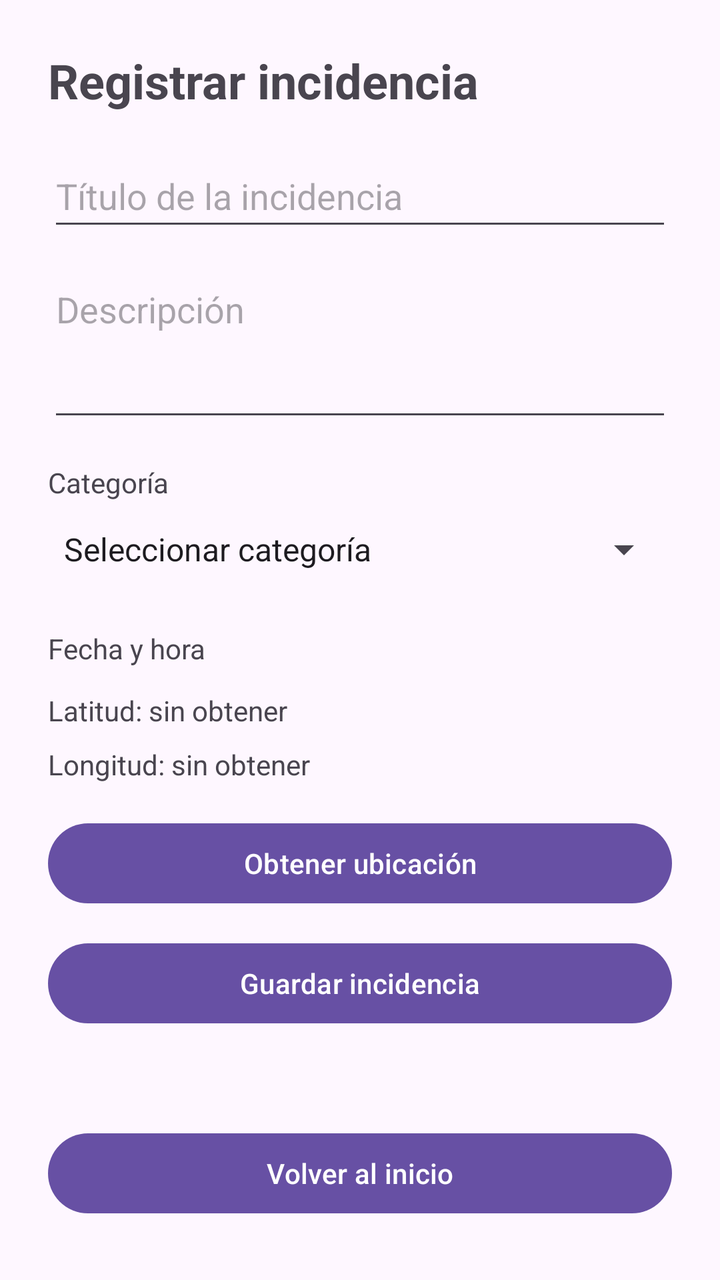
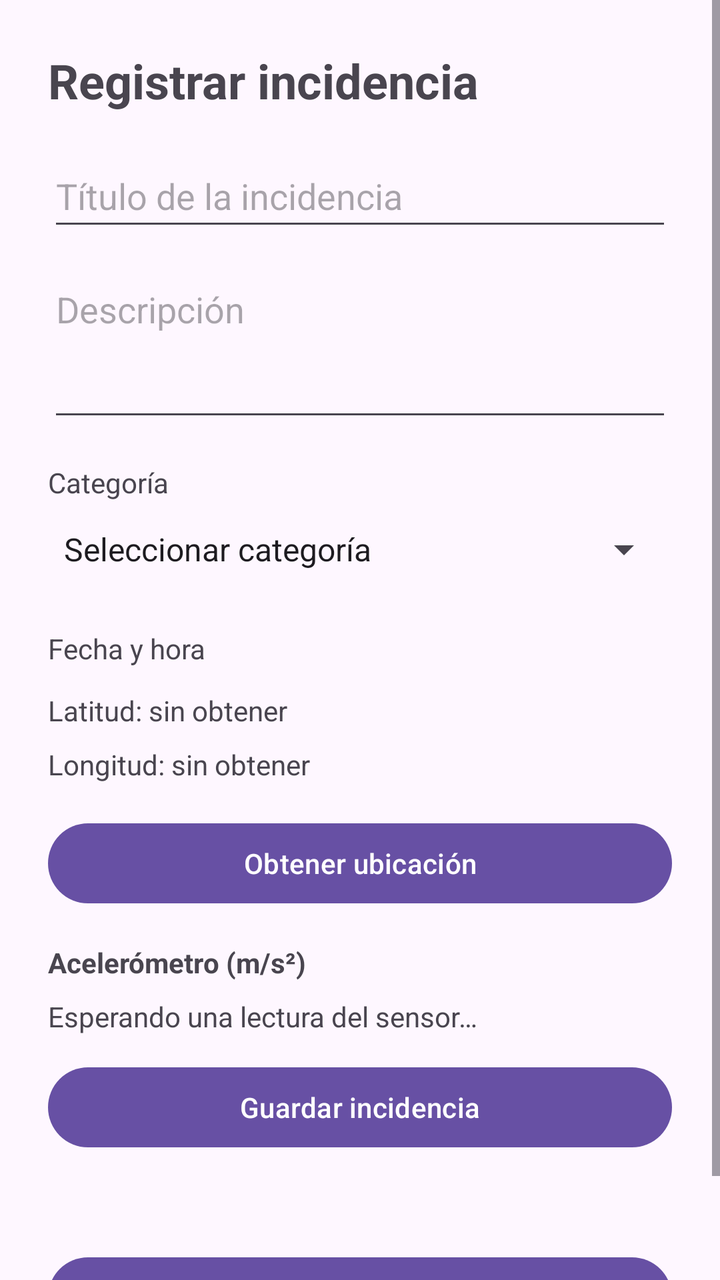

Before-and-after screenshots of an Android layout around one commit, followed by the original layout XML and the change that was made.
<!-- AndroidManifest.xml: application theme Theme.GeoRegistro -->
<!-- res/layout/activity_registro.xml -->
<?xml version="1.0" encoding="utf-8"?>
<ScrollView xmlns:android="http://schemas.android.com/apk/res/android"
    android:id="@+id/main"
    android:layout_width="match_parent"
    android:layout_height="match_parent"
    android:fillViewport="true">

    <LinearLayout
        android:layout_width="match_parent"
        android:layout_height="wrap_content"
        android:orientation="vertical"
        android:padding="24dp">

        <TextView
            android:layout_width="wrap_content"
            android:layout_height="wrap_content"
            android:text="@string/btn_registrar"
            android:textSize="24sp"
            android:textStyle="bold"
            android:layout_marginBottom="16dp" />

        <EditText
            android:id="@+id/etTitulo"
            android:layout_width="match_parent"
            android:layout_height="wrap_content"
            android:minHeight="48dp"
            android:hint="@string/titulo_incidencia"
            android:autofillHints=""
            android:maxLength="100"
            android:inputType="textCapSentences" />

        <EditText
            android:id="@+id/etDescripcion"
            android:layout_width="match_parent"
            android:layout_height="wrap_content"
            android:layout_marginTop="12dp"
            android:hint="@string/descripcion_incidencia"
            android:autofillHints=""
            android:maxLength="1000"
            android:inputType="textMultiLine|textCapSentences"
            android:minLines="3"
            android:gravity="top" />

        <TextView
            android:layout_width="wrap_content"
            android:layout_height="wrap_content"
            android:layout_marginTop="16dp"
            android:text="@string/categoria" />

        <Spinner
            android:id="@+id/spCategoria"
            android:layout_width="match_parent"
            android:layout_height="wrap_content"
            android:minHeight="48dp"
            android:entries="@array/categorias" />

        <TextView
            android:id="@+id/tvFecha"
            android:layout_width="match_parent"
            android:layout_height="wrap_content"
            android:layout_marginTop="16dp"
            android:text="@string/fecha_registro" />

        <TextView
            android:id="@+id/tvLatitud"
            android:layout_width="match_parent"
            android:layout_height="wrap_content"
            android:layout_marginTop="12dp"
            android:text="@string/latitud_pendiente" />

        <TextView
            android:id="@+id/tvLongitud"
            android:layout_width="match_parent"
            android:layout_height="wrap_content"
            android:layout_marginTop="8dp"
            android:text="@string/longitud_pendiente" />

        <Button
            android:id="@+id/btnUbicacion"
            android:layout_width="match_parent"
            android:layout_height="wrap_content"
            android:layout_marginTop="16dp"
            android:text="@string/btn_ubicacion" />

        <Button
            android:id="@+id/btnGuardar"
            android:layout_width="match_parent"
            android:layout_height="wrap_content"
            android:layout_marginTop="12dp"
            android:text="@string/btn_guardar" />

        <TextView
            android:id="@+id/tvEstadoRegistro"
            android:layout_width="match_parent"
            android:layout_height="wrap_content"
            android:layout_marginTop="16dp"
            android:accessibilityLiveRegion="polite" />

        <Button
            android:id="@+id/btnVolver"
            android:layout_width="match_parent"
            android:layout_height="wrap_content"
            android:layout_marginTop="12dp"
            android:text="@string/btn_volver" />

    </LinearLayout>

</ScrollView>
<!-- resources referenced by this layout -->
<resources>
  <string-array name="categorias">
          <item>Seleccionar categoría</item>
          <item>Infraestructura</item>
          <item>Seguridad</item>
          <item>Otro</item>
      </string-array>
  <string name="btn_guardar">Guardar incidencia</string>
  <string name="btn_registrar">Registrar incidencia</string>
  <string name="btn_ubicacion">Obtener ubicación</string>
  <string name="btn_volver">Volver al inicio</string>
  <string name="categoria">Categoría</string>
  <string name="descripcion_incidencia">Descripción</string>
  <string name="fecha_registro">Fecha y hora</string>
  <string name="latitud_pendiente">Latitud: sin obtener</string>
  <string name="longitud_pendiente">Longitud: sin obtener</string>
  <string name="titulo_incidencia">Título de la incidencia</string>
  <style name="Theme.GeoRegistro" parent="Base.Theme.GeoRegistro" />
  <style name="Base.Theme.GeoRegistro" parent="Theme.Material3.DayNight.NoActionBar">
          
          
      </style>
</resources>

<!-- the commit's change to res/layout/activity_registro.xml (unified diff, before → after) -->
@@ -82,6 +82,20 @@
             android:layout_marginTop="16dp"
             android:text="@string/btn_ubicacion" />
 
+        <TextView
+            android:layout_width="wrap_content"
+            android:layout_height="wrap_content"
+            android:layout_marginTop="16dp"
+            android:text="@string/sensor_titulo"
+            android:textStyle="bold" />
+
+        <TextView
+            android:id="@+id/tvSensor"
+            android:layout_width="match_parent"
+            android:layout_height="wrap_content"
+            android:layout_marginTop="8dp"
+            android:text="@string/sensor_esperando" />
+
         <Button
             android:id="@+id/btnGuardar"
             android:layout_width="match_parent"
<!-- resource entries referenced after the edit -->
@@ -15,6 +15,8 @@
   <string name="fecha_registro">Fecha y hora</string>
   <string name="latitud_pendiente">Latitud: sin obtener</string>
   <string name="longitud_pendiente">Longitud: sin obtener</string>
+  <string name="sensor_esperando">Esperando una lectura del sensor…</string>
+  <string name="sensor_titulo">Acelerómetro (m/s²)</string>
   <string name="titulo_incidencia">Título de la incidencia</string>
   <style name="Theme.GeoRegistro" parent="Base.Theme.GeoRegistro" />
   <style name="Base.Theme.GeoRegistro" parent="Theme.Material3.DayNight.NoActionBar">
